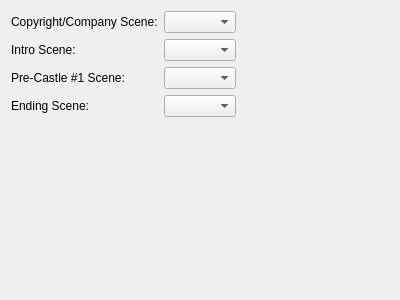
The window that editor/mainwindow_tab/gamescenes.ui (protoman/rockbot) describes before a commit, drawn with Qt 5.
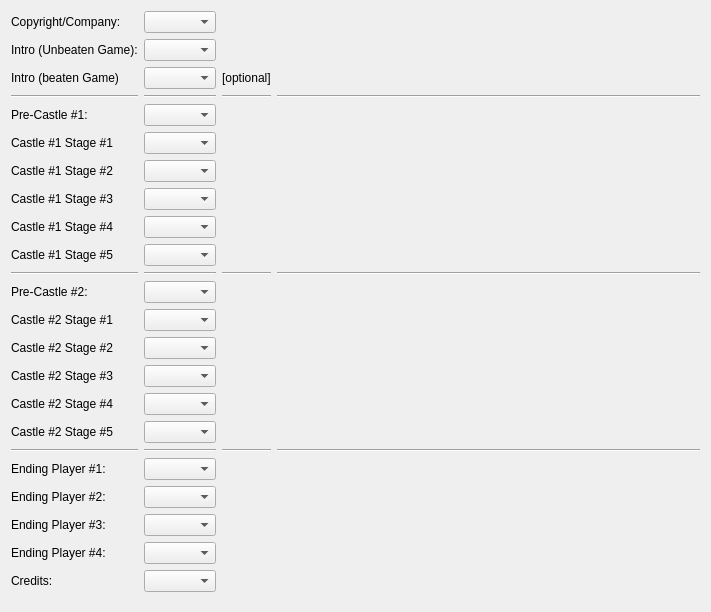
The same window after the commit.

Commit message: - do not create a new window each time user opens movie editor, use hide() and show() instead, adding reload() - fix fill_data not setting fields to enabled once they were disabled - fix default values for object - common fill files combo do not close whole app if FILEPATH is undefined - add dialog asking to save when user closes editor and movie editor windows

What changed in the file:
```diff
--- a/editor/mainwindow_tab/gamescenes.ui
+++ b/editor/mainwindow_tab/gamescenes.ui
@@ -6,48 +6,151 @@
    <rect>
     <x>0</x>
     <y>0</y>
-    <width>400</width>
-    <height>300</height>
+    <width>711</width>
+    <height>612</height>
    </rect>
   </property>
   <property name="windowTitle">
    <string>Form</string>
   </property>
   <layout class="QGridLayout" name="gridLayout">
+   <item row="11" column="2">
+    <widget class="Line" name="line_4">
+     <property name="orientation">
+      <enum>Qt::Horizontal</enum>
+     </property>
+    </widget>
+   </item>
+   <item row="11" column="1">
+    <widget class="Line" name="line_2">
+     <property name="orientation">
+      <enum>Qt::Horizontal</enum>
+     </property>
+    </widget>
+   </item>
+   <item row="11" column="3">
+    <widget class="Line" name="line_3">
+     <property name="orientation">
+      <enum>Qt::Horizontal</enum>
+     </property>
+    </widget>
+   </item>
+   <item row="4" column="2">
+    <widget class="Line" name="line_7">
+     <property name="orientation">
+      <enum>Qt::Horizontal</enum>
+     </property>
+    </widget>
+   </item>
+   <item row="4" column="1">
+    <widget class="Line" name="line_6">
+     <property name="orientation">
+      <enum>Qt::Horizontal</enum>
+     </property>
+    </widget>
+   </item>
+   <item row="23" column="0">
+    <widget class="QLabel" name="label_18">
+     <property name="text">
+      <string>Credits:</string>
+     </property>
+    </widget>
+   </item>
    <item row="4" column="0">
+    <widget class="Line" name="line_5">
+     <property name="orientation">
+      <enum>Qt::Horizontal</enum>
+     </property>
+    </widget>
+   </item>
+   <item row="18" column="3">
+    <widget class="Line" name="line_12">
+     <property name="orientation">
+      <enum>Qt::Horizontal</enum>
+     </property>
+    </widget>
+   </item>
+   <item row="14" column="1">
+    <widget class="QComboBox" name="castle2_stage2_combo"/>
+   </item>
+   <item row="18" column="0">
+    <widget class="Line" name="line_9">
+     <property name="orientation">
+      <enum>Qt::Horizontal</enum>
+     </property>
+    </widget>
+   </item>
+   <item row="18" column="1">
+    <widget class="Line" name="line_10">
+     <property name="orientation">
+      <enum>Qt::Horizontal</enum>
+     </property>
+    </widget>
+   </item>
+   <item row="18" column="2">
+    <widget class="Line" name="line_11">
+     <property name="orientation">
+      <enum>Qt::Horizontal</enum>
+     </property>
+    </widget>
+   </item>
+   <item row="15" column="1">
+    <widget class="QComboBox" name="castle2_stage3_combo"/>
+   </item>
+   <item row="16" column="1">
+    <widget class="QComboBox" name="castle2_stage4_combo"/>
+   </item>
+   <item row="4" column="3">
+    <widget class="Line" name="line_8">
+     <property name="orientation">
+      <enum>Qt::Horizontal</enum>
+     </property>
+    </widget>
+   </item>
+   <item row="13" column="1">
+    <widget class="QComboBox" name="castle2_stage1_combo"/>
+   </item>
+   <item row="23" column="1">
+    <widget class="QComboBox" name="ending_credits_combo"/>
+   </item>
+   <item row="17" column="1">
+    <widget class="QComboBox" name="castle2_stage5_combo"/>
+   </item>
+   <item row="21" column="0">
+    <widget class="QLabel" name="label_20">
+     <property name="text">
+      <string>Ending Player #3:</string>
+     </property>
+    </widget>
+   </item>
+   <item row="20" column="0">
+    <widget class="QLabel" name="label_19">
+     <property name="text">
+      <string>Ending Player #2:</string>
+     </property>
+    </widget>
+   </item>
+   <item row="19" column="0">
     <widget class="QLabel" name="label_2">
      <property name="text">
-      <string>Ending Scene:</string>
+      <string>Ending Player #1:</string>
      </property>
     </widget>
    </item>
-   <item row="4" column="1">
-    <widget class="QComboBox" name="ending_scene"/>
+   <item row="19" column="1">
+    <widget class="QComboBox" name="ending_player1_combo"/>
    </item>
-   <item row="2" column="1">
-    <widget class="QComboBox" name="intro_scene"/>
-   </item>
-   <item row="5" column="0">
-    <spacer name="verticalSpacer">
-     <property name="orientation">
-      <enum>Qt::Vertical</enum>
-     </property>
-     <property name="sizeHint" stdset="0">
-      <size>
-       <width>20</width>
-       <height>40</height>
-      </size>
-     </property>
-    </spacer>
+   <item row="1" column="1">
+    <widget class="QComboBox" name="company_combo"/>
    </item>
    <item row="1" column="0">
     <widget class="QLabel" name="label_3">
      <property name="text">
-      <string>Copyright/Company Scene:</string>
+      <string>Copyright/Company:</string>
      </property>
     </widget>
    </item>
-   <item row="2" column="2">
+   <item row="2" column="3">
     <spacer name="horizontalSpacer">
      <property name="orientation">
       <enum>Qt::Horizontal</enum>
@@ -60,25 +163,173 @@
      </property>
     </spacer>
    </item>
-   <item row="1" column="1">
-    <widget class="QComboBox" name="company_scene"/>
-   </item>
    <item row="2" column="0">
     <widget class="QLabel" name="label">
      <property name="text">
-      <string>Intro Scene:</string>
+      <string>Intro (Unbeaten Game):</string>
      </property>
     </widget>
    </item>
-   <item row="3" column="0">
+   <item row="2" column="1">
+    <widget class="QComboBox" name="intro_combo"/>
+   </item>
+   <item row="24" column="0">
+    <spacer name="verticalSpacer">
+     <property name="orientation">
+      <enum>Qt::Vertical</enum>
+     </property>
+     <property name="sizeHint" stdset="0">
+      <size>
+       <width>20</width>
+       <height>40</height>
+      </size>
+     </property>
+    </spacer>
+   </item>
+   <item row="5" column="1">
+    <widget class="QComboBox" name="pre_castle1_combo"/>
+   </item>
+   <item row="5" column="0">
     <widget class="QLabel" name="label_4">
      <property name="text">
-      <string>Pre-Castle #1 Scene:</string>
+      <string>Pre-Castle #1:</string>
+     </property>
+    </widget>
+   </item>
+   <item row="7" column="0">
+    <widget class="QLabel" name="label_8">
+     <property name="text">
+      <string>Castle #1 Stage #2</string>
+     </property>
+    </widget>
+   </item>
+   <item row="8" column="0">
+    <widget class="QLabel" name="label_9">
+     <property name="text">
+      <string>Castle #1 Stage #3</string>
+     </property>
+    </widget>
+   </item>
+   <item row="13" column="0">
+    <widget class="QLabel" name="label_13">
+     <property name="text">
+      <string>Castle #2 Stage #1</string>
+     </property>
+    </widget>
+   </item>
+   <item row="10" column="0">
+    <widget class="QLabel" name="label_11">
+     <property name="text">
+      <string>Castle #1 Stage #5</string>
+     </property>
+    </widget>
+   </item>
+   <item row="9" column="0">
+    <widget class="QLabel" name="label_10">
+     <property name="text">
+      <string>Castle #1 Stage #4</string>
+     </property>
+    </widget>
+   </item>
+   <item row="12" column="0">
+    <widget class="QLabel" name="label_12">
+     <property name="text">
+      <string>Pre-Castle #2:</string>
+     </property>
+    </widget>
+   </item>
+   <item row="14" column="0">
+    <widget class="QLabel" name="label_14">
+     <property name="text">
+      <string>Castle #2 Stage #2</string>
+     </property>
+    </widget>
+   </item>
+   <item row="15" column="0">
+    <widget class="QLabel" name="label_15">
+     <property name="text">
+      <string>Castle #2 Stage #3</string>
+     </property>
+    </widget>
+   </item>
+   <item row="7" column="1">
+    <widget class="QComboBox" name="castle1_stage2_combo"/>
+   </item>
+   <item row="16" column="0">
+    <widget class="QLabel" name="label_16">
+     <property name="text">
+      <string>Castle #2 Stage #4</string>
+     </property>
+    </widget>
+   </item>
+   <item row="6" column="1">
+    <widget class="QComboBox" name="castle1_stage1_combo"/>
+   </item>
+   <item row="8" column="1">
+    <widget class="QComboBox" name="castle1_stage3_combo"/>
+   </item>
+   <item row="17" column="0">
+    <widget class="QLabel" name="label_17">
+     <property name="text">
+      <string>Castle #2 Stage #5</string>
+     </property>
+    </widget>
+   </item>
+   <item row="9" column="1">
+    <widget class="QComboBox" name="castle1_stage4_combo"/>
+   </item>
+   <item row="10" column="1">
+    <widget class="QComboBox" name="castle1_stage5_combo"/>
+   </item>
+   <item row="12" column="1">
+    <widget class="QComboBox" name="pre_castle2_combo"/>
+   </item>
+   <item row="11" column="0">
+    <widget class="Line" name="line">
+     <property name="orientation">
+      <enum>Qt::Horizontal</enum>
+     </property>
+    </widget>
+   </item>
+   <item row="3" column="0">
+    <widget class="QLabel" name="label_5">
+     <property name="text">
+      <string>Intro (beaten Game)</string>
      </property>
     </widget>
    </item>
    <item row="3" column="1">
-    <widget class="QComboBox" name="castle1_scene"/>
+    <widget class="QComboBox" name="intro_beaten_combo"/>
+   </item>
+   <item row="3" column="2">
+    <widget class="QLabel" name="label_6">
+     <property name="text">
+      <string>[optional]</string>
+     </property>
+    </widget>
+   </item>
+   <item row="6" column="0">
+    <widget class="QLabel" name="label_7">
+     <property name="text">
+      <string>Castle #1 Stage #1</string>
+     </property>
+    </widget>
+   </item>
+   <item row="22" column="0">
+    <widget class="QLabel" name="label_21">
+     <property name="text">
+      <string>Ending Player #4:</string>
+     </property>
+    </widget>
+   </item>
+   <item row="20" column="1">
+    <widget class="QComboBox" name="ending_player2_combo"/>
+   </item>
+   <item row="21" column="1">
+    <widget class="QComboBox" name="ending_player3_combo"/>
+   </item>
+   <item row="22" column="1">
+    <widget class="QComboBox" name="ending_player4_combo"/>
    </item>
   </layout>
  </widget>
```
The commit also changes 34 other files.
